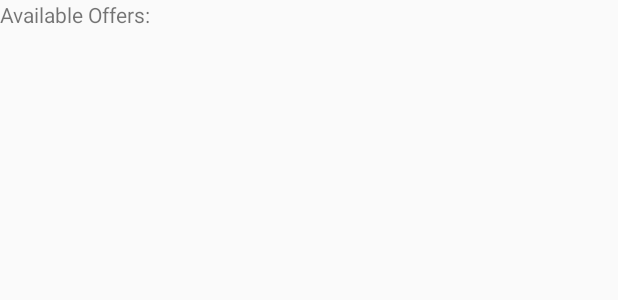
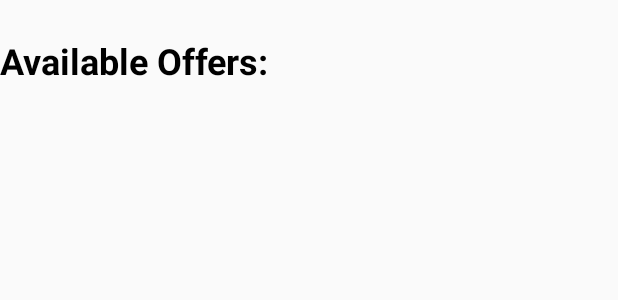
Before and after one commit to lucamatsumoto/swipr, an Android app: the layout activity_result.xml on its own in the app's theme, with its tools: preview values and no code run, on a phone screen of 412 x 824 dp. Shown: the top 300 px of the screen. Run offline under Robolectric (Android 15) with nearby library versions, the phone set to English and light mode, and no system bars.

Commit message:
UI fixes

```diff
--- a/frontend/myApplication/login/src/main/java/com/example/myapplication/Seller/SellerActivity.java
+++ b/frontend/myApplication/login/src/main/java/com/example/myapplication/Seller/SellerActivity.java
@@ -107,13 +107,13 @@ public class SellerActivity extends DrawerBaseActivity {
         s_price.setOnSeekBarChangeListener(new SeekBar.OnSeekBarChangeListener() {
             {
                 s_price.setProgress(800);
-                textView_price.setText("$" + String.format("%.2f", s_price.getProgress() / (float) 100));
+                textView_price.setText("$" + String.format("%.02f", s_price.getProgress() / (float) 100));
             }
 
             public void onProgressChanged(SeekBar seekBar, int progress, boolean fromUser) {
                 progress = ((int)Math.round(progress/step_value_price )) * step_value_price;
                 seekBar.setProgress(progress);
-                textView_price.setText("$" + String.format("%.2f", s_price.getProgress() / (float) 100));
+                textView_price.setText("$" + String.format("%.02f", s_price.getProgress() / (float) 100));
             }
 
             public void onStartTrackingTouch(SeekBar seekBar) {
@@ -123,7 +123,7 @@ public class SellerActivity extends DrawerBaseActivity {
             public void onStopTrackingTouch(SeekBar seekBar) {
                 int progress = seekBar.getProgress();
                 Log.d("PRICE", Integer.toString(progress));
-                priceCents = progress;
+
             }
         });
 
--- a/frontend/myApplication/login/src/main/res/layout/activity_result.xml
+++ b/frontend/myApplication/login/src/main/res/layout/activity_result.xml
@@ -13,8 +13,14 @@
         android:layout_alignParentStart="true"
         android:layout_alignParentLeft="true"
         android:layout_alignParentTop="true"
+        android:layout_marginBottom="16dp"
         android:text="Available Offers:"
-        app:layout_constraintTop_toTopOf="parent" />
+        android:textColor="@color/black"
+        android:textSize="24dp"
+        android:textStyle="bold"
+        app:layout_constraintBottom_toTopOf="@+id/b_resultRecycler"
+        app:layout_constraintTop_toTopOf="parent"
+        tools:layout_editor_absoluteX="3dp" />
 
     <androidx.recyclerview.widget.RecyclerView
         android:id="@+id/b_resultRecycler"
```
Also changed, not shown: frontend/myApplication/login/src/main/java/com/example/myapplication/Buyer/Result/ResultAdapter.java (+41 -1 lines).
